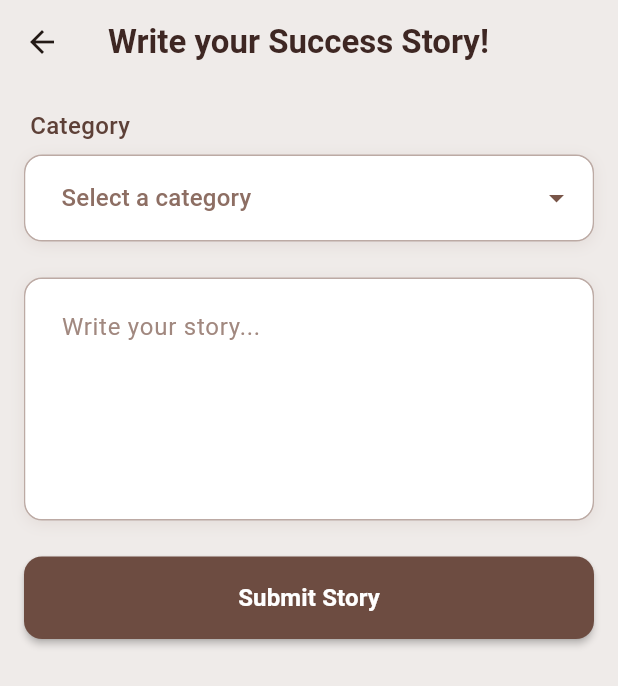
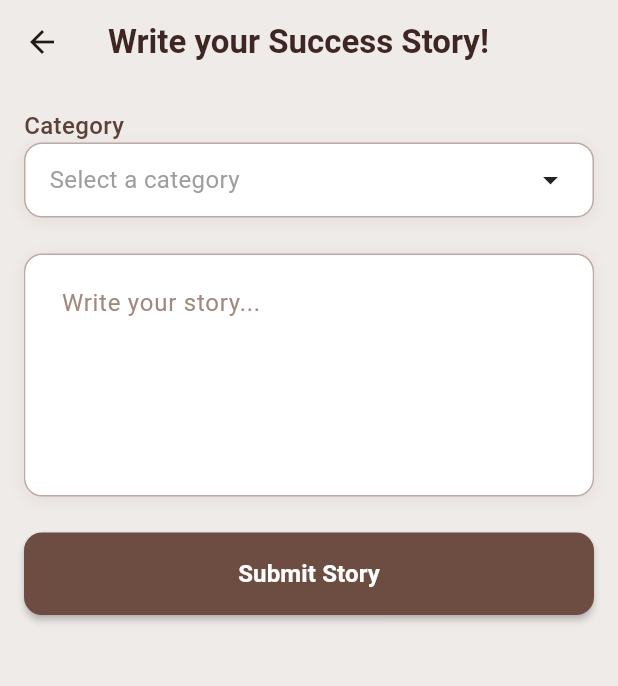
Before and after one commit to Kavya2004/SheZone, a Flutter app: the WriteStoryScreen screen opened by its route, on a phone screen of 412 x 824 dp. Shown: the top 686 px of the screen. Run offline on Flutter 3.47's test engine with Material 3 defaults, Android fonts, the phone set to English and light mode, and no system bars; our stand-ins replace cloud_firestore, firebase_core, google_generative_ai; missing offline and left inert: flutter_ai_toolkit; accounts and stored records are empty.

Commit message:
Fixed Write story screen

```diff
--- a/lib/screens/write_story_screen.dart
+++ b/lib/screens/write_story_screen.dart
@@ -12,25 +12,16 @@ class _WriteStoryScreenState extends State<WriteStoryScreen> {
   String _message = '';
   String _selectedCategory = '';
   bool _showErrors = false;
+  bool _isDropdownOpen = false;
 
   final List<String> _categories = [
-    '',
-    'Work',
-    'Education',
-    'Health',
-    'Finance',
-    'Personal',
-    'Love',
-    'Relation',
-    'Politics'
+    'Work', 'Education', 'Health', 'Finance', 'Personal', 'Love', 'Relation', 'Politics'
   ];
 
   bool get _isValid =>
-      _controller.text.trim().isNotEmpty &&
-          _selectedCategory.isNotEmpty;
+      _controller.text.trim().isNotEmpty && _selectedCategory.isNotEmpty;
 
-  String? get _categoryError =>
-      _showErrors && _selectedCategory.isEmpty
+  String? get _categoryError => _showErrors && _selectedCategory.isEmpty
       ? 'Please select a category'
       : null;
 
@@ -90,16 +81,14 @@ class _WriteStoryScreenState extends State<WriteStoryScreen> {
         elevation: 0,
       ),
       backgroundColor: Colors.brown[50],
-      body: Padding(
+      body: Stack(
+        children: [
+          SingleChildScrollView(
             padding: EdgeInsets.all(16.0),
             child: Column(
-          children: [
-            Column(
               crossAxisAlignment: CrossAxisAlignment.start,
               children: [
-                Padding(
-                  padding: EdgeInsets.only(left: 4, bottom: 8),
-                  child: Text(
+                Text(
                   'Category',
                   style: TextStyle(
                     color: _categoryError != null ? Colors.red[700] : Colors.brown[700],
@@ -107,9 +96,13 @@ class _WriteStoryScreenState extends State<WriteStoryScreen> {
                     fontSize: 16,
                   ),
                 ),
-                ),
-                Container(
-                  margin: EdgeInsets.only(bottom: _categoryError != null ? 4.0 : 24.0),
+                GestureDetector(
+                  onTap: () {
+                    setState(() {
+                      _isDropdownOpen = !_isDropdownOpen;
+                    });
+                  },
+                  child: Container(
                     decoration: BoxDecoration(
                       color: Colors.white,
                       borderRadius: BorderRadius.circular(12.0),
@@ -124,61 +117,31 @@ class _WriteStoryScreenState extends State<WriteStoryScreen> {
                         ),
                       ],
                     ),
-                  child: DropdownButtonFormField<String>(
-                    decoration: InputDecoration(
-                      border: OutlineInputBorder(
-                        borderRadius: BorderRadius.circular(12.0),
-                        borderSide: BorderSide.none,
-                      ),
-                      filled: true,
-                      fillColor: Colors.white,
-                      contentPadding: EdgeInsets.symmetric(horizontal: 20, vertical: 16),
-                      isDense: true,
-                    ),
-                    hint: Text(
-                      'Select a category',
+                    padding: EdgeInsets.symmetric(horizontal: 16, vertical: 12),
+                    child: Row(
+                      mainAxisAlignment: MainAxisAlignment.spaceBetween,
+                      children: [
+                        Text(
+                          _selectedCategory.isNotEmpty ? _selectedCategory : 'Select a category',
                           style: TextStyle(
-                        color: Colors.brown[400],
+                            color: _selectedCategory.isNotEmpty ? Colors.black : Colors.grey,
                             fontSize: 16,
                           ),
                         ),
-                    value: _selectedCategory.isEmpty ? null : _selectedCategory,
-                    items: _categories.where((category) => category.isNotEmpty).map((category) {
-                      return DropdownMenuItem(
-                        value: category,
-                        child: Text(
-                          category,
-                          style: TextStyle(
-                            color: Colors.brown[800],
-                            fontSize: 16,
+                        Icon(Icons.arrow_drop_down),
+                      ],
                     ),
                   ),
-                      );
-                    }).toList(),
-                    onChanged: (value) {
-                      setState(() {
-                        _selectedCategory = value!;
-                      });
-                    },
-                    icon: Icon(Icons.arrow_drop_down,
-                        color: _categoryError != null ? Colors.red : Colors.brown
                 ),
-                    dropdownColor: Colors.white,
-                  ),
-                ),
-              ],
-            ),
+                SizedBox(height: _isDropdownOpen ? 200 : 24), // Space for dropdown
                 if (_categoryError != null)
                   Padding(
-                padding: EdgeInsets.only(left: 16, bottom: 24),
-                child: Align(
-                  alignment: Alignment.centerLeft,
+                    padding: EdgeInsets.only(left: 16, top: 4),
                     child: Text(
                       _categoryError!,
                       style: TextStyle(
                         color: Colors.red[700],
                         fontSize: 12,
-                    ),
                       ),
                     ),
                   ),
@@ -223,14 +186,11 @@ class _WriteStoryScreenState extends State<WriteStoryScreen> {
                 if (_storyError != null)
                   Padding(
                     padding: EdgeInsets.only(left: 16, top: 4),
-                child: Align(
-                  alignment: Alignment.centerLeft,
                     child: Text(
                       _storyError!,
                       style: TextStyle(
                         color: Colors.red[700],
                         fontSize: 12,
-                    ),
                       ),
                     ),
                   ),
@@ -250,7 +210,7 @@ class _WriteStoryScreenState extends State<WriteStoryScreen> {
                     padding: EdgeInsets.symmetric(vertical: 16),
                     child: Center(
                       child: Text(
-                    _isSubmitting ? "Submitted" : 'Submit Story',
+                        _isSubmitting ? "Submitting..." : 'Submit Story',
                         style: TextStyle(
                           fontSize: 16,
                           fontWeight: FontWeight.bold,
@@ -259,9 +219,10 @@ class _WriteStoryScreenState extends State<WriteStoryScreen> {
                     ),
                   ),
                 ),
-            SizedBox(height: 16),
                 if (_message.isNotEmpty)
-              Container(
+                  Padding(
+                    padding: const EdgeInsets.only(top: 16),
+                    child: Container(
                       padding: EdgeInsets.all(16),
                       decoration: BoxDecoration(
                         color: Colors.green[50],
@@ -276,15 +237,43 @@ class _WriteStoryScreenState extends State<WriteStoryScreen> {
                         ),
                       ),
                     ),
+                  ),
               ],
             ),
           ),
+          if (_isDropdownOpen)
+            Positioned(
+              top: 100, // Adjust this value to position the dropdown correctly
+              left: 16,
+              right: 16,
+              child: Container(
+                decoration: BoxDecoration(
+                  color: Colors.white,
+                  borderRadius: BorderRadius.circular(12),
+                  boxShadow: [
+                    BoxShadow(
+                      color: Colors.grey.withOpacity(0.5),
+                      spreadRadius: 1,
+                      blurRadius: 4,
+                      offset: Offset(0, 3),
+                    ),
+                  ],
+                ),
+                child: Column(
+                  children: _categories.map((category) => ListTile(
+                    title: Text(category),
+                    onTap: () {
+                      setState(() {
+                        _selectedCategory = category;
+                        _isDropdownOpen = false;
+                      });
+                    },
+                  )).toList(),
+                ),
+              ),
+            ),
+        ],
+      ),
     );
   }
-
-  @override
-  void dispose() {
-    _controller.dispose();
-    super.dispose();
 }
-}
```
Lines whose indentation alone changed are shown as unchanged.
